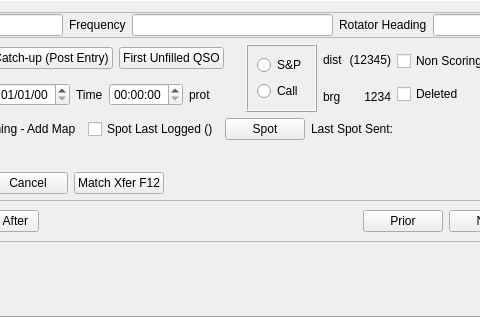
Rsclub22/Minos2-Mirror, file mqt/MqtLogger/qsologframe.ui: the form before one commit; both pictures show x 222 to 702 and y 0 to 317 of the 846 by 317 pixel window.
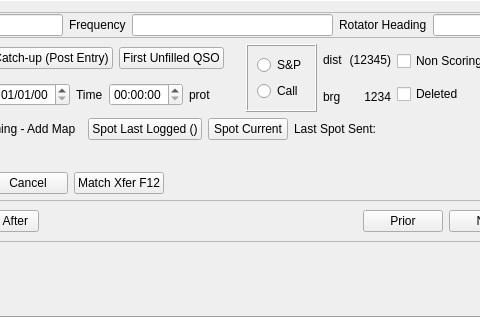
The form after the commit. Custom widgets are drawn as their Qt base class.

Commit message: Change to two spot push buttons. Might still need cosmetic changes.

Diff of the .ui file:
```diff
--- a/mqt/MqtLogger/qsologframe.ui
+++ b/mqt/MqtLogger/qsologframe.ui
@@ -536,7 +536,7 @@
      <item>
       <layout class="QHBoxLayout" name="horizontalLayout_4">
        <item>
-        <widget class="QCheckBox" name="lastLoggedChkBx">
+        <widget class="QPushButton" name="spotLastLoggedPb">
          <property name="focusPolicy">
           <enum>Qt::NoFocus</enum>
          </property>
@@ -551,7 +551,7 @@
           <enum>Qt::NoFocus</enum>
          </property>
          <property name="text">
-          <string>Spot</string>
+          <string>Spot Current</string>
          </property>
         </widget>
        </item>
```
The commit also changes 2 other files.
